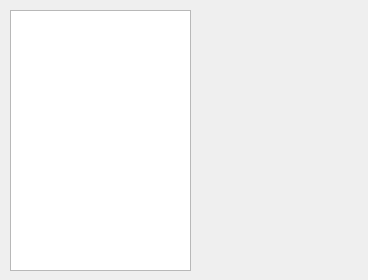
Above: imagedisplayform.ui from supernugy/Awesome2DGui before the change. Below: the same form after it.
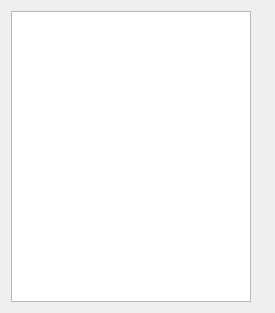
That is the form after the change.

Commit message: Widgets in ImageDisplayForm are now sizes dynamically

The edit to the form file:
```diff
--- a/imagedisplayform.ui
+++ b/imagedisplayform.ui
@@ -6,36 +6,29 @@
    <rect>
     <x>0</x>
     <y>0</y>
-    <width>368</width>
-    <height>280</height>
+    <width>275</width>
+    <height>313</height>
    </rect>
   </property>
   <property name="windowTitle">
    <string>Form</string>
   </property>
-  <widget class="QListWidget" name="imageListWidget">
-   <property name="geometry">
-    <rect>
-     <x>10</x>
-     <y>10</y>
-     <width>181</width>
-     <height>261</height>
-    </rect>
-   </property>
-  </widget>
+  <layout class="QVBoxLayout" name="verticalLayout">
+   <item>
+    <layout class="QHBoxLayout" name="horizontalLayout">
+     <item>
+      <widget class="QListWidget" name="imageListWidget"/>
+     </item>
+     <item>
   <widget class="QLabel" name="imageLabel">
-   <property name="geometry">
-    <rect>
-     <x>250</x>
-     <y>140</y>
-     <width>58</width>
-     <height>15</height>
-    </rect>
-   </property>
    <property name="text">
     <string/>
    </property>
   </widget>
+     </item>
+    </layout>
+   </item>
+  </layout>
  </widget>
  <resources/>
  <connections/>
```
Lines whose indentation alone changed are shown as unchanged. The commit also changes 1 other file.
